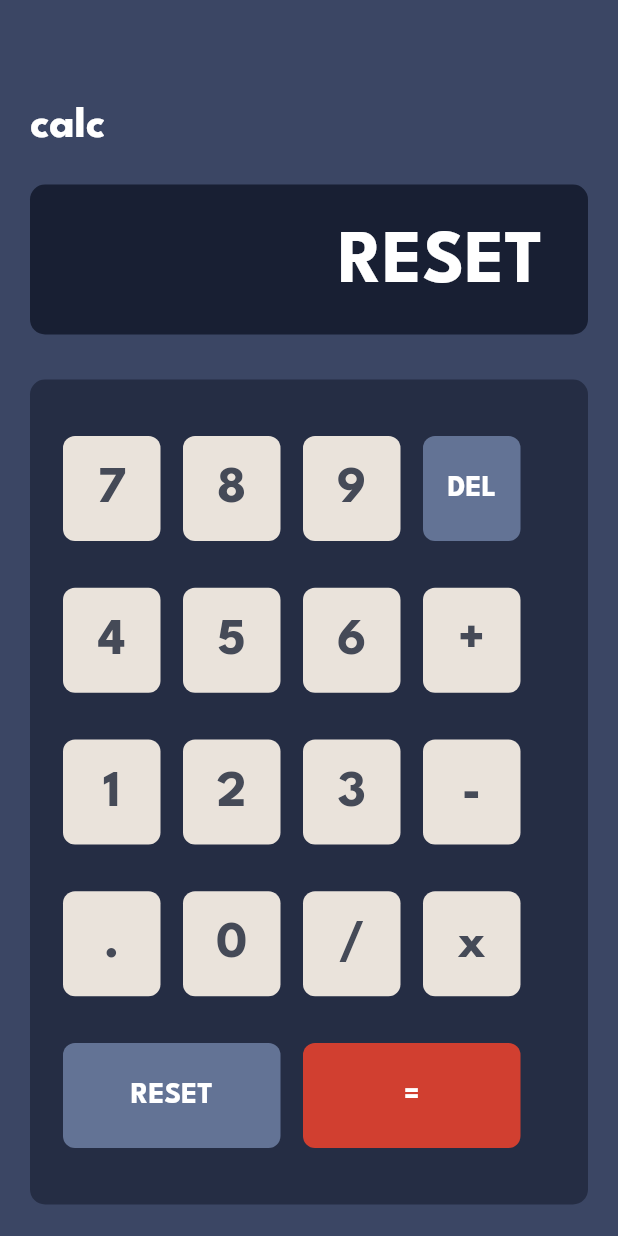
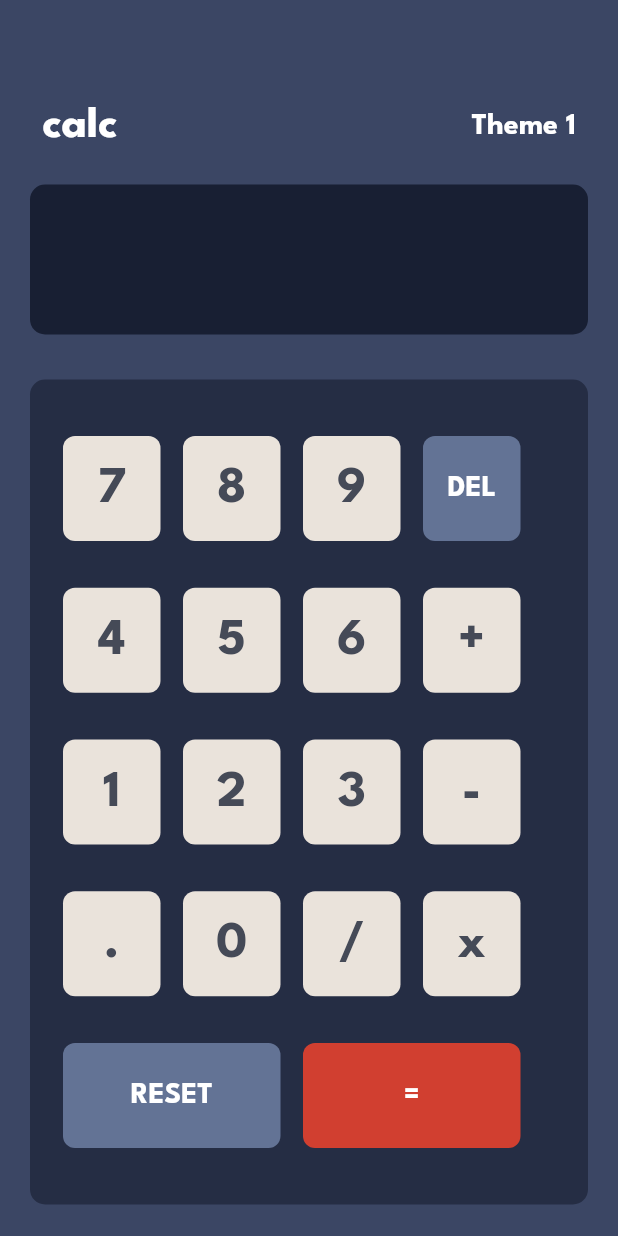
Before and after one commit to william-hatzar/calculator, a Flutter app: the screen it shows after launch, after a tap on "RESET", on a phone screen of 412 x 824 dp. Run offline on Flutter 3.47's test engine with Material 2 defaults, Android fonts, the phone set to English and light mode, and no system bars; our stand-ins replace math_expressions.

Commit message:
Added in theme changer functionality

```diff
--- a/lib/util/calc_util.dart
+++ b/lib/util/calc_util.dart
@@ -7,10 +7,7 @@ class CalcUtil {
     Parser p = Parser();
     Expression exp = p.parse(expression);
     ContextModel cm = ContextModel();
-
     // Ensure that multiplication is supported
-    exp = exp.simplify();
-
     return exp.evaluate(EvaluationType.REAL, cm);
   }
 
--- a/lib/widgets/home_screen.dart
+++ b/lib/widgets/home_screen.dart
@@ -18,6 +18,23 @@ class _HomeScreenState extends State<HomeScreen> {
   CalcUtil calcUtil = CalcUtil();
   String _expression = '';
   double _result = 0.0;
+  List<String> items = ["Theme 1", "Theme 2", "Theme 3"];
+  int currentIndex = 0;
+  Color getBackgroundColor() {
+    if (items[currentIndex] == "Theme 1") {
+      return const Color(0xff3B4664);
+    } else if (items[currentIndex] == "Theme 2") {
+      return const Color(0xffE6E6E6);
+    } else {
+      return const Color(0xff17062A);
+    }
+  }
+
+  void cycleItems() {
+    setState(() {
+      currentIndex = (currentIndex + 1) % items.length;
+    });
+  }
 
   void onButtonPressed(String text) {
     setState(() {
@@ -31,6 +48,9 @@ class _HomeScreenState extends State<HomeScreen> {
       } else if (text == 'DEL') {
         _expression = '';
         _result = 0.0;
+      } else if (text == 'RESET') {
+        _expression = '';
+        _result = 0.0;
       } else {
         _expression += text;
       }
@@ -40,13 +60,13 @@ class _HomeScreenState extends State<HomeScreen> {
   @override
   Widget build(BuildContext context) {
     return Scaffold(
-      backgroundColor: const Color(0xff3B4664),
+      backgroundColor: getBackgroundColor(),
       body: Padding(
         padding: const EdgeInsets.all(20.0),
         child: Column(
           children: [
             const SizedBox(height: 50.0),
-            const Header(),
+            Header(items: items, currentIndex: currentIndex, onPressedCallback: cycleItems),
             const SizedBox(height: 25.0),
             InputBox(expression: _expression),
             const SizedBox(height: 30.0),
--- a/lib/widgets/main_header.dart
+++ b/lib/widgets/main_header.dart
@@ -1,24 +1,59 @@
 import 'package:flutter/material.dart';
 
 class Header extends StatefulWidget {
-  const Header({Key? key}) : super(key: key);
+  final List<String> items;
+  final int currentIndex;
+  final Function() onPressedCallback;
+  Color getTitleColour() {
+    if (items[currentIndex] == "Theme 1") {
+      return Colors.white;
+    } else if (items[currentIndex] == "Theme 2") {
+      return const Color(0xff34362C);
+    } else {
+      return const Color(0xffFEE844);
+    }
+  }
+
+  const Header({
+    Key? key,
+    required this.items,
+    required this.currentIndex,
+    required this.onPressedCallback,
+  }) : super(key: key);
 
   @override
   State<Header> createState() => _HeaderState();
 }
 
 class _HeaderState extends State<Header> {
+  String getTheme() {
+    return widget.items[widget.currentIndex];
+  }
+
   @override
   Widget build(BuildContext context) {
-    return const Row(
+    return Row(
+      mainAxisAlignment: MainAxisAlignment.spaceEvenly,
       children: [
-        Text("calc",
+         Text("calc",
             style: TextStyle(
                 fontFamily: "League Spartan",
                 fontSize: 30.0,
                 fontWeight: FontWeight.bold,
-                color: Colors.white
-            )
+                color: widget.getTitleColour())),
+        const SizedBox(width: 220.0),
+        GestureDetector(
+          key: UniqueKey(), // Add a unique key to force the GestureDetector to rebuild
+          onTap: () {
+            widget.onPressedCallback();
+          },
+          child: Text(
+              "${getTheme()}",
+              style: TextStyle(
+                  fontFamily: "League Spartan",
+                  fontSize: 20.0,
+                  fontWeight: FontWeight.bold,
+                  color: widget.getTitleColour())),
         )
       ],
     );
```
